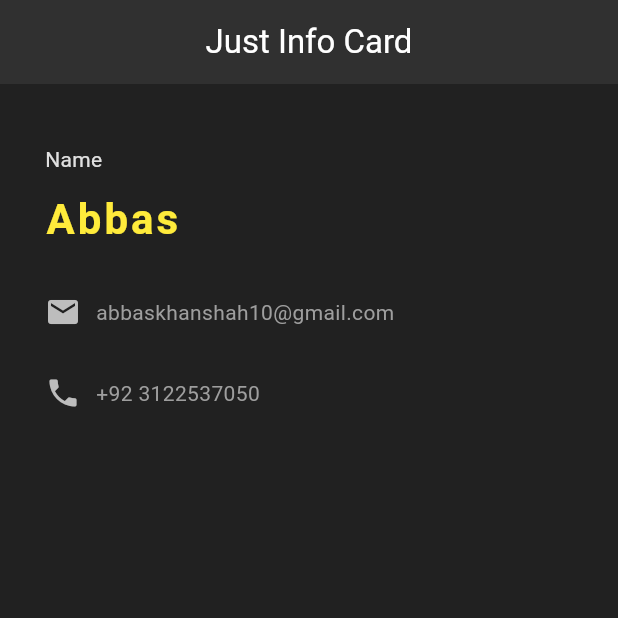
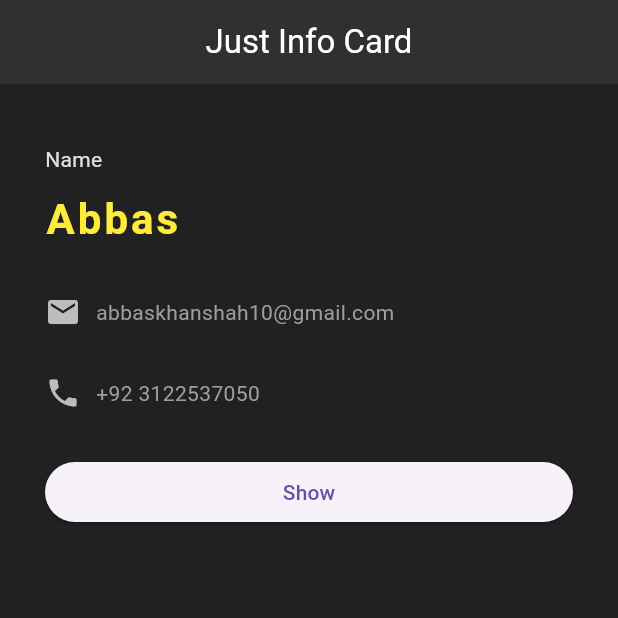
Before and after one commit to Abbas-shah10/flutter-start, a Flutter app: the screen it shows after launch, on a phone screen of 412 x 824 dp, the top half of it. Run offline on Flutter 3.47's test engine with Material 3 defaults, Android fonts, the phone set to English and light mode, and no system bars.

Commit message:
created new page for navigation

```diff
--- a/lib/screens/home.dart
+++ b/lib/screens/home.dart
@@ -1,5 +1,5 @@
 import 'package:flutter/material.dart';
-
+import 'package:flutter_start/screens/profile.dart';
 
 class HomePage extends StatefulWidget {
   const HomePage({super.key});
@@ -14,7 +14,10 @@ class _HomePageState extends State<HomePage> {
     return Scaffold(
       backgroundColor: Colors.grey[900],
       appBar: AppBar(
-        title: const Text("Just Info Card",style: TextStyle(color: Colors.white),),
+        title: const Text(
+          "Just Info Card",
+          style: TextStyle(color: Colors.white),
+        ),
         centerTitle: true,
         backgroundColor: Colors.grey[850],
       ),
@@ -23,39 +26,55 @@ class _HomePageState extends State<HomePage> {
         child: Column(
           crossAxisAlignment: CrossAxisAlignment.start,
           children: [
-            Text("Name",
-             style: TextStyle(
-              color: Colors.grey[300]
-             ),
+            Text("Name", style: TextStyle(color: Colors.grey[300])),
+            SizedBox(height: 10.0),
+            Text(
+              "Abbas",
+              style: TextStyle(
+                color: Colors.yellow,
+                letterSpacing: 2.0,
+                fontSize: 28.0,
+                fontWeight: FontWeight.bold,
+              ),
             ),
-            SizedBox(height: 10.0,),
-            Text("Abbas",
-             style: TextStyle(
-              color: Colors.yellow,
-              letterSpacing: 2.0,
-              fontSize: 28.0,
-              fontWeight: FontWeight.bold,
-             ),
-            ),
-            SizedBox(height: 30.0,),
+            SizedBox(height: 30.0),
             Row(
               children: [
                 Icon(Icons.email, color: Colors.grey[400]),
-                SizedBox(width: 10.0,),
-                Text("abbaskhanshah10@gmail.com", style: TextStyle(color: Colors.grey[500]),)
+                SizedBox(width: 10.0),
+                Text(
+                  "abbaskhanshah10@gmail.com",
+                  style: TextStyle(color: Colors.grey[500]),
+                ),
               ],
             ),
-            SizedBox(height: 30.0,),
+            SizedBox(height: 30.0),
             Row(
               children: [
                 Icon(Icons.phone, color: Colors.grey[400]),
-                SizedBox(width: 10.0,),
-                Text("+92 3122537050", style: TextStyle(color: Colors.grey[500]),)
+                SizedBox(width: 10.0),
+                Text(
+                  "+92 3122537050",
+                  style: TextStyle(color: Colors.grey[500]),
+                ),
               ],
+            ),
+            SizedBox(height: 30.0),
+            SizedBox(
+              width: double.infinity,
+              child: ElevatedButton(
+                onPressed: () {
+                  Navigator.push(
+                    context,
+                    MaterialPageRoute(builder: (context) => MyProfile(name: "Abbas")),
+                  );
+                },
+                child: Text("Show"),
+              ),
             ),
           ],
         ),
-      )
+      ),
     );
   }
 }
--- /dev/null
+++ b/lib/screens/profile.dart
@@ -0,0 +1,13 @@
+import 'package:flutter/material.dart';
+
+class MyProfile extends StatelessWidget {
+  final String? name;
+  const MyProfile({super.key, required this.name});
+
+  @override
+  Widget build(BuildContext context) {
+    return MaterialApp(
+      home: Scaffold(appBar: AppBar(title: Text("WElcome to your Profile! $name "))),
+    );
+  }
+}
```
